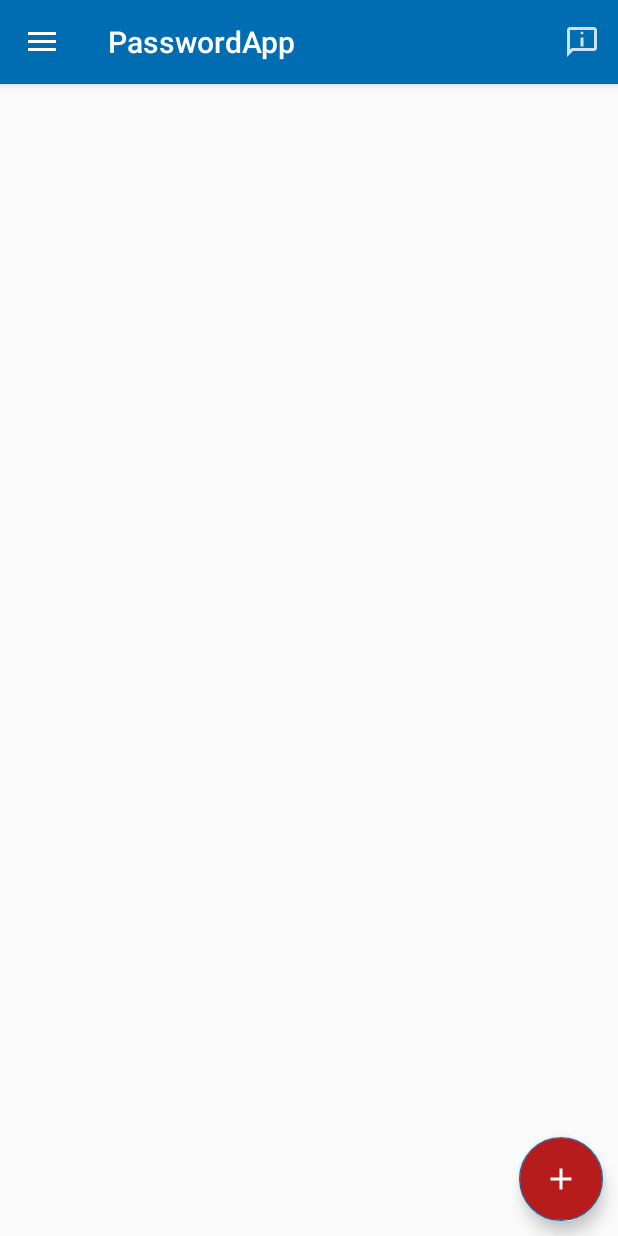
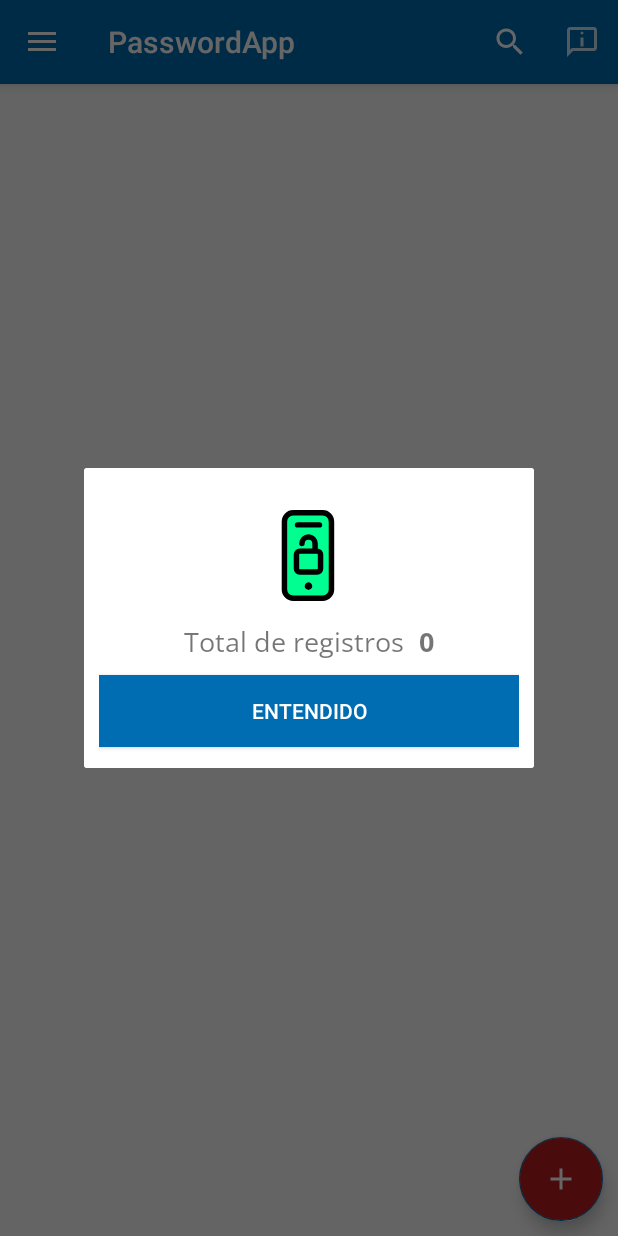
Before and after one commit to miguelapol/passwordapp, an Android app: the screen it shows after launch (MainActivity), after a tap on "Numero de registros", on a phone screen of 412 x 824 dp. Run offline under Robolectric (Android 15) with nearby library versions, the phone set to English and light mode, and no system bars.

Commit message:
se agrego la busqueda por titulo, se agrego igual el detalle de registro para que se visualice etc

```diff
--- a/app/build.gradle
+++ b/app/build.gradle
@@ -35,7 +35,9 @@ dependencies {
     implementation 'com.google.android.material:material:1.6.1'
     implementation 'androidx.constraintlayout:constraintlayout:2.1.4'
     implementation 'androidx.recyclerview:recyclerview:1.4.0'
+    implementation 'androidx.activity:activity:1.11.0'
     testImplementation 'junit:junit:4.13.2'
     androidTestImplementation 'androidx.test.ext:junit:1.1.3'
     androidTestImplementation 'androidx.test.espresso:espresso-core:3.4.0'
+    implementation 'com.airbnb.android:lottie:4.2.1'
 }
--- a/app/src/main/AndroidManifest.xml
+++ b/app/src/main/AndroidManifest.xml
@@ -12,6 +12,9 @@
         android:supportsRtl="true"
         android:theme="@style/AppTheme"
         tools:targetApi="31">
+        <activity
+            android:name=".detalle.Detalle_registro"
+            android:exported="false" />
         <activity
             android:name=".OpcionesPassword.Agregar_Password"
             android:exported="false" />
--- a/app/src/main/java/com/example/passwordapp/Fragmentos/F_Todas.java
+++ b/app/src/main/java/com/example/passwordapp/Fragmentos/F_Todas.java
@@ -1,5 +1,6 @@
 package com.example.passwordapp.Fragmentos;
 
+import android.app.Dialog;
 import android.content.Intent;
 import android.os.Bundle;
 
@@ -14,6 +15,9 @@ import android.view.MenuInflater;
 import android.view.MenuItem;
 import android.view.View;
 import android.view.ViewGroup;
+import android.widget.Button;
+import androidx.appcompat.widget.SearchView;
+import android.widget.TextView;
 import android.widget.Toast;
 
 import com.example.passwordapp.Adaptador.Adaptador_password;
@@ -30,6 +34,8 @@ public class F_Todas extends Fragment {
     //el recycler view se inicializa
     RecyclerView recyclerView_List_Registros;
     FloatingActionButton FAB_AgregarPassword;
+    // esto es para mostrar la vista de dialogo
+    Dialog dialog;
     @Override
     public View onCreateView(LayoutInflater inflater, ViewGroup container,
                              Bundle savedInstanceState) {
@@ -40,6 +46,10 @@ public class F_Todas extends Fragment {
         recyclerView_List_Registros=view.findViewById(R.id.recyclerView_List_Registros);
         //con esto le pasamos el contexto de la actividad
         bdHelper=new BDHelper(getActivity());
+
+        //aqui inicializamps el dialogo
+        dialog=new Dialog(getActivity());
+
         CargarRegistros();
         //agregamos un evento para que si da click entonces lo redireccion a la otra vista
         FAB_AgregarPassword.setOnClickListener(new View.OnClickListener() {
@@ -59,24 +69,73 @@ public class F_Todas extends Fragment {
 
     }
 
+    //buscar registros
+    private void BuscarRegistros(String Consulta){
+        Adaptador_password  adaptador_password= new Adaptador_password(getActivity(),bdHelper.BuscarRegistros(Consulta));
+        recyclerView_List_Registros.setAdapter(adaptador_password);
+    }
+
     public void onCreateOptionsMenu(@NonNull Menu menu, @NonNull MenuInflater inflater){
         inflater.inflate(R.menu.menu_fragmento_todos,menu);
+
+        MenuItem item=menu.findItem(R.id.menu_Buscar_Registros);
+        SearchView searchView=(SearchView) item.getActionView();
+
+        searchView.setOnQueryTextListener(new SearchView.OnQueryTextListener() {
+
+            @Override
+            public boolean onQueryTextSubmit(String query) {
+                //esto lo que haces es buscar cuando le pica el boton de buscar
+                BuscarRegistros(query);
+                return true;
+            }
+
+            @Override
+            public boolean onQueryTextChange(String newText) {
+                //esto lo que haces es buscar cuando escribes algo
+                BuscarRegistros(newText);
+                return true;
+            }
+        });
         super.onCreateOptionsMenu(menu,inflater);
     }
 
     @Override
     public boolean onOptionsItemSelected(@NonNull MenuItem item) {
         int id=item.getItemId();
-        if(id==R.id.Numeros_registros){
-            Toast.makeText(getActivity(), "Numero de registros: "+bdHelper.ObtenerCantidadRegistros(), Toast.LENGTH_SHORT).show();
+        if(id==R.id.menu_Numeros_Registros){
+            Visualizer_Total_Registros();
             return true;
         }
         return super.onOptionsItemSelected(item);
     }
+
 
     @Override
     public void onCreate(@Nullable Bundle savedInstanceState) {
         setHasOptionsMenu(true);
         super.onCreate(savedInstanceState);
     }
-}
+
+    public void Visualizer_Total_Registros(){
+        TextView Total;
+        Button Btn_EntendidoTotal;
+        dialog.setContentView(R.layout.cuadro_dialogo_total_registro);
+        //mapear los elementos del cuadro de dialogo
+        Total=dialog.findViewById(R.id.total);
+        Btn_EntendidoTotal=dialog.findViewById(R.id.Btn_EntendidoTotal);
+
+       //obtener el valor de entero de registros
+        int total=bdHelper.ObtenerCantidadRegistros();
+        String total_string=String.valueOf(total);
+        Total.setText(total_string);
+        Btn_EntendidoTotal.setOnClickListener(new View.OnClickListener() {
+            @Override
+            public void onClick(View view) {
+                dialog.dismiss();
+            }
+        });
+        dialog.show();
+        dialog.setCancelable(false);
+    }
+    }
--- /dev/null
+++ b/app/src/main/res/drawable-anydpi/icon_buscar_registro.xml
@@ -0,0 +1,11 @@
+<vector xmlns:android="http://schemas.android.com/apk/res/android"
+    android:width="24dp"
+    android:height="24dp"
+    android:viewportWidth="24"
+    android:viewportHeight="24"
+    android:tint="#FFFFFF"
+    android:alpha="0.8">
+  <path
+      android:fillColor="@android:color/white"
+      android:pathData="M15.5,14h-0.79l-0.28,-0.27C15.41,12.59 16,11.11 16,9.5 16,5.91 13.09,3 9.5,3S3,5.91 3,9.5 5.91,16 9.5,16c1.61,0 3.09,-0.59 4.23,-1.57l0.27,0.28v0.79l5,4.99L20.49,19l-4.99,-5zM9.5,14C7.01,14 5,11.99 5,9.5S7.01,5 9.5,5 14,7.01 14,9.5 11.99,14 9.5,14z"/>
+</vector>
--- /dev/null
+++ b/app/src/main/res/layout/cuadro_dialogo_total_registro.xml
@@ -0,0 +1,61 @@
+<?xml version="1.0" encoding="utf-8"?>
+<androidx.appcompat.widget.LinearLayoutCompat xmlns:android="http://schemas.android.com/apk/res/android"
+    android:layout_width="300dp"
+    android:layout_height="200dp"
+    xmlns:app="http://schemas.android.com/apk/res-auto"
+    android:padding="10dp"
+    android:layout_gravity="center"
+    android:orientation="vertical"
+    android:background="#fff">
+    <androidx.appcompat.widget.LinearLayoutCompat
+        android:layout_width="match_parent"
+        android:layout_height="match_parent"
+        android:orientation="vertical"
+        android:gravity="center"
+        >
+        <com.airbnb.lottie.LottieAnimationView
+            android:layout_marginTop="10dp"
+            android:layout_width="70dp"
+            android:layout_height="70dp"
+            android:layout_gravity="center"
+            app:lottie_imageAssetsFolder="assets"
+            app:lottie_fileName="animacion_password_move.json"
+            app:lottie_loop="true"
+            app:lottie_autoPlay="true"
+            />
+        <androidx.appcompat.widget.LinearLayoutCompat
+            android:layout_width="match_parent"
+            android:layout_height="wrap_content"
+            android:layout_marginTop="10dp"
+            android:orientation="horizontal"
+            android:gravity="center"
+            >
+            <TextView
+                android:text="@string/TxtTotal"
+                android:textSize="18sp"
+                android:fontFamily="@font/opensans_regular"
+                android:layout_width="wrap_content"
+                android:layout_height="wrap_content"/>
+            <TextView
+                android:id="@+id/total"
+                android:text="@string/Total"
+                android:textSize="18sp"
+                android:fontFamily="@font/opensans_bold"
+                android:layout_width="wrap_content"
+                android:layout_marginStart="10dp"
+                android:layout_height="wrap_content"/>
+
+        </androidx.appcompat.widget.LinearLayoutCompat>
+        <Button
+            android:id="@+id/Btn_EntendidoTotal"
+            android:text="@string/btnEntendidoTotal"
+            android:layout_marginTop="10dp"
+            android:background="@color/colorPrimary"
+            android:textColor="#fff"
+            android:layout_width="match_parent"
+            android:layout_height="wrap_content"
+            />
+
+    </androidx.appcompat.widget.LinearLayoutCompat>
+
+</androidx.appcompat.widget.LinearLayoutCompat>
--- a/app/src/main/res/menu/menu_fragmento_todos.xml
+++ b/app/src/main/res/menu/menu_fragmento_todos.xml
@@ -1,9 +1,18 @@
 <?xml version="1.0" encoding="utf-8"?>
 <menu xmlns:android="http://schemas.android.com/apk/res/android"
     xmlns:app="http://schemas.android.com/apk/res-auto">
+
     <item
-        android:id="@+id/Numeros_registros"
-        android:title="@string/Numeros_registros"
+        android:id="@+id/menu_Buscar_Registros"
+        android:title="@string/menu_Buscar_Registros"
+        android:icon="@drawable/icon_buscar_registro"
+        app:showAsAction="always"
+        app:actionViewClass="androidx.appcompat.widget.SearchView"
+        />
+
+    <item
+        android:id="@+id/menu_Numeros_Registros"
+        android:title="@string/menu_Numeros_Registros"
         android:icon="@drawable/icon_numeros_registros"
 
         app:showAsAction="ifRoom"
--- a/app/src/main/res/values/strings.xml
+++ b/app/src/main/res/values/strings.xml
@@ -30,5 +30,31 @@
     <string name="Item_nota">Nota</string>
 
     <!--Menu fragmento Todas-->
-    <string name="Numeros_registros">Numero de registros</string>">
+    <string name="menu_Numeros_Registros">Numero de registros</string>">
+    <!--buscara registros-->
+    <string name="menu_Buscar_Registros">Buscar Registros</string>
+
+    <!--Cuadro de dialogos- numero de registros-->
+    <string name="TxtTotal">Total de registros</string>
+    <string name="Total">--</string>
+    <string name="btnEntendidoTotal">Entendido</string>
+    <!--Detalles registro-->
+    <string name="Txt_D_Titulo">Titulo: </string>
+    <string name="D_Titulo"> -- </string>
+    <string name="Txt_D_Cuenta">Cuenta: </string>
+    <string name="D_Cuenta"> -- </string>
+    <string name="Txt_D_Nombre_Usuario">Nombre de usuario: </string>
+    <string name="D_Nombre_Usuario"> -- </string>
+    <string name="Txt_D_Password">Contraseña: </string>
+    <string name="D_Password"> -- </string>
+    <string name="Txt_D_Sitio_Web">Sitio Web: </string>
+    <string name="D_Sitio_Web"> -- </string>
+    <string name="Txt_D_Nota">Nota: </string>
+    <string name="D_Nota"> -- </string>
+    <string name="Txt_D_Tiempo_Registro">Tiempo de registro: </string>
+    <string name="D_Tiempo_Registro"> -- </string>
+    <string name="Txt_D_Tiempo_Actualizacion">Tiempo de actualización: </string>
+    <string name="D_Tiempo_Actualizacion"> -- </string>
+
+
 </resources>
```
Also changed, not shown: app/src/main/assets/animacion_password_move.json (added, +1 -0 lines), app/src/main/java/com/example/passwordapp/BaseDeDatos/BDHelper.java (+33 -0 lines), app/src/main/java/com/example/passwordapp/detalle/Detalle_registro.java (added, +33 -0 lines), app/src/main/res/layout/activity_detalle_registro.xml (added, +266 -0 lines), app/src/main/res/drawable-hdpi/icon_buscar_registro.png (added), app/src/main/res/drawable-mdpi/icon_buscar_registro.png (added), app/src/main/res/drawable-xhdpi/icon_buscar_registro.png (added), app/src/main/res/drawable-xxhdpi/icon_buscar_registro.png (added).
